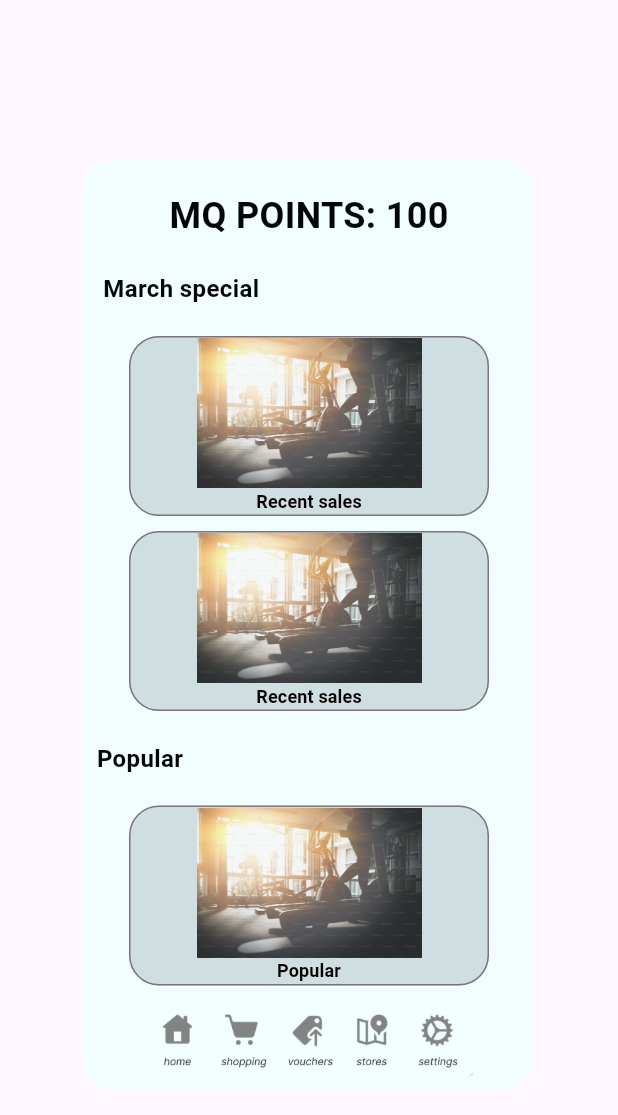
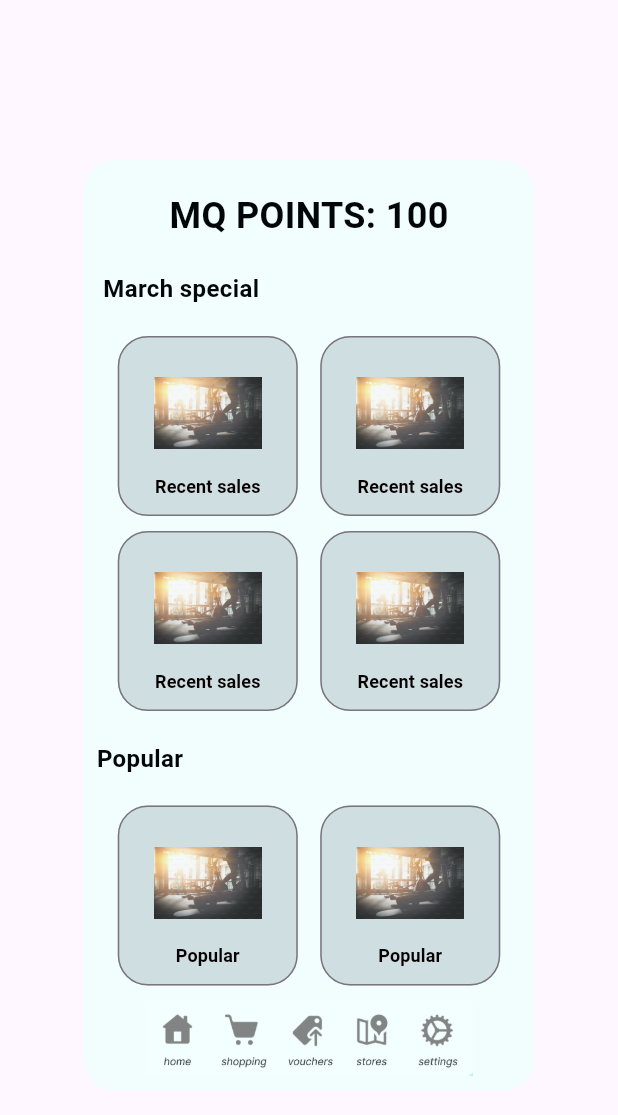
Before and after one commit to tinger529/MQ_points, a Flutter app: the RedemptionScreen widget shown alone on an empty page, opened directly, on a phone screen of 412 x 824 dp. Shown: the top 1115 px of the screen. Run offline on Flutter 3.47's test engine with Material 3 defaults, Android fonts, the phone set to English and light mode, and no system bars; Roboto replaces fonts that are missing (Italic).

Commit message:
create containers for redemption items

```diff
--- a/lib/models/patterns.dart
+++ b/lib/models/patterns.dart
@@ -36,7 +36,7 @@ Container buildContainerA(state, String txt, {Color colour = const Color(0xFF6FC
   }
 
 // container for sale events and earning points events
-Container buildContainerB(state, String txt, {Color colour = const Color(0xFF6FC5C5), Color fontColor = const Color(0xFFA83759)}) {
+Container buildContainerB(state, String txt, {Color colour = const Color(0xFFCFDEE0), Color fontColor = const Color.fromARGB(255, 7, 1, 2)}) {
     return Container(
       width: 240.0,
       height: 120.0,
@@ -79,3 +79,60 @@ Container buildContainerB(state, String txt, {Color colour = const Color(0xFF6FC
     ),
       ));
   }
+
+// square containers for the item
+Container buildContainerC(state, String txt, {Color colour = const Color(0xFFCFDEE0), Color fontColor = const Color.fromARGB(255, 7, 1, 2)}) {
+    return Container(
+      width: 120.0,
+      height: 120.0,
+      decoration: BoxDecoration(
+        color: colour,
+        borderRadius: const BorderRadius.only(
+          topLeft: Radius.circular(20.0),
+          topRight: Radius.circular(20.0),
+          bottomLeft: Radius.circular(20.0),
+          bottomRight: Radius.circular(20.0),
+        ),
+      ),
+      child: OutlinedButton(
+          onPressed: state.redirectRedemption,
+          style: OutlinedButton.styleFrom(
+            shape: RoundedRectangleBorder(
+              borderRadius: BorderRadius.circular(20.0),
+            ),
+          ),
+          child: Column(
+            mainAxisSize: MainAxisSize.min,
+            children: [
+              Image.asset(
+                'assets/image/gym.jpeg',
+                width: 120,
+                height: 80,
+                opacity: const AlwaysStoppedAnimation(.8),
+              ),
+              Text(
+              txt,
+              textDirection: TextDirection.ltr,
+              style: TextStyle(
+                color: fontColor,
+                fontSize: 12,
+                fontWeight: FontWeight.bold,
+                fontFamily: "Italic",
+              ),
+              ),
+      ],
+    ),
+      ));
+  }
+
+// two container C side by side
+Row buildContainerD(state, String txt, {Color colour = const Color(0xFFCFDEE0), Color fontColor = const Color.fromARGB(255, 7, 1, 2)}) {
+    return Row(
+      mainAxisAlignment: MainAxisAlignment.center,
+      children: [
+        buildContainerC(state, txt, colour: colour, fontColor: fontColor),
+        const SizedBox(width: 15),
+        buildContainerC(state, txt, colour: colour, fontColor: fontColor),
+      ],
+    );
+  }
--- a/lib/screens/redemption_screen.dart
+++ b/lib/screens/redemption_screen.dart
@@ -66,11 +66,11 @@ class RedemptionScreen extends StatelessWidget {
 
                     const SizedBox(height: 20),
 
-                    buildContainerB(state, 'Recent sales', colour: const Color(0xFFCFDEE0), fontColor: const Color.fromARGB(255, 7, 1, 2)),
+                    buildContainerD(state, 'Recent sales', colour: const Color(0xFFCFDEE0), fontColor: const Color.fromARGB(255, 7, 1, 2)),
 
                     const SizedBox(height: 10),
 
-                    buildContainerB(state, 'Recent sales', colour: const Color(0xFFCFDEE0), fontColor: const Color.fromARGB(255, 7, 1, 2)),
+                    buildContainerD(state, 'Recent sales', colour: const Color(0xFFCFDEE0), fontColor: const Color.fromARGB(255, 7, 1, 2)),
 
                     const SizedBox(height: 20),
 
@@ -90,7 +90,7 @@ class RedemptionScreen extends StatelessWidget {
 
                     const SizedBox(height: 20),
 
-                    buildContainerB(state, 'Popular', colour: const Color(0xFFCFDEE0), fontColor: const Color.fromARGB(255, 7, 1, 2)),
+                    buildContainerD(state, 'Popular', colour: const Color(0xFFCFDEE0), fontColor: const Color.fromARGB(255, 7, 1, 2)),
 
                     const SizedBox(height: 10),
 
```
